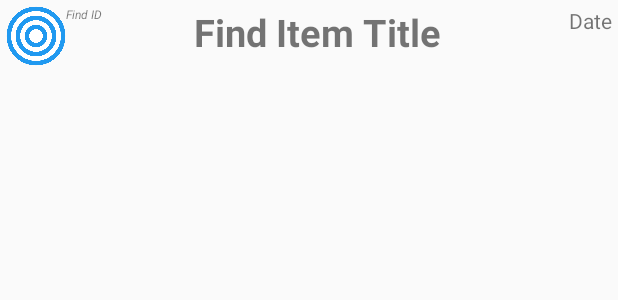
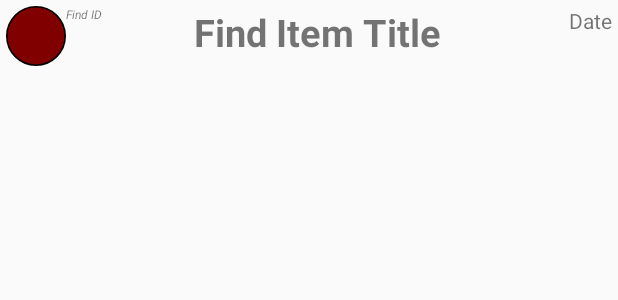
Before and after one commit to OurFriendIrony/MediaNotifier, an Android app: the layout find_item.xml on its own in the app's theme, with its tools: preview values and no code run, on a phone screen of 412 x 824 dp. Shown: the top 300 px of the screen. Run offline under Robolectric (Android 15) with nearby library versions, the phone set to English and light mode, and no system bars.

Commit message:
selecting item to put in DB changes 'button' colour

```diff
--- a/app/src/main/java/uk/co/ourfriendirony/medianotifier/activities/TVShowFindActivity.java
+++ b/app/src/main/java/uk/co/ourfriendirony/medianotifier/activities/TVShowFindActivity.java
@@ -1,9 +1,7 @@
 package uk.co.ourfriendirony.medianotifier.activities;
 
-import android.content.res.ColorStateList;
 import android.os.AsyncTask;
 import android.os.Bundle;
-import android.support.design.widget.FloatingActionButton;
 import android.support.v7.app.AppCompatActivity;
 import android.util.Log;
 import android.view.KeyEvent;
@@ -66,8 +64,8 @@ public class TVShowFindActivity extends AppCompatActivity {
                 TextView textViewID = (TextView) view.findViewById(R.id.find_item_id);
                 TextView textViewTitle = (TextView) view.findViewById(R.id.find_item_title);
                 new TVShowAddAsyncTask().execute(textViewID.getText().toString(), textViewTitle.getText().toString());
-//                FloatingActionButton imageView = (FloatingActionButton) view.findViewById(R.id.find_item_img);
-//                imageView.setBackgroundTintList(ColorStateList.valueOf(getResources().getColor(R.color.green)));
+                ImageView img = (ImageView) view.findViewById(R.id.find_item_img);
+                img.setImageDrawable(getResources().getDrawable(R.drawable.circle_on));
             }
         });
 
--- a/app/src/main/java/uk/co/ourfriendirony/medianotifier/listviewadapter/MovieListViewAdapter.java
+++ b/app/src/main/java/uk/co/ourfriendirony/medianotifier/listviewadapter/MovieListViewAdapter.java
@@ -54,7 +54,7 @@ public class MovieListViewAdapter extends ArrayAdapter {
         textView2.setText(year);
         textView3.setText(movie.getOverview());
         textView4.setText(String.valueOf(movie.getId()));
-        imageView.setImageResource(R.drawable.img_concentric);
+        imageView.setImageResource(R.drawable.circle_off);
         return view;
     }
 }
--- a/app/src/main/java/uk/co/ourfriendirony/medianotifier/listviewadapter/TVShowListViewAdapter.java
+++ b/app/src/main/java/uk/co/ourfriendirony/medianotifier/listviewadapter/TVShowListViewAdapter.java
@@ -59,7 +59,7 @@ public class TVShowListViewAdapter extends ArrayAdapter {
         textView2.setText(year);
         textView3.setText(tvShow.getOverview());
         textView4.setText(String.valueOf(tvShow.getId()));
-        imageView.setImageResource(R.drawable.img_concentric);
+        imageView.setImageResource(R.drawable.circle_off);
         return v;
     }
 }
--- /dev/null
+++ b/app/src/main/res/drawable/circle_off.xml
@@ -0,0 +1,13 @@
+<shape xmlns:android="http://schemas.android.com/apk/res/android"
+       android:shape="oval">
+    <size
+        android:width="50dp"
+        android:height="50dp"
+        />
+    <stroke
+        android:width="1dp"
+        android:color="@color/black"
+        />
+    <solid android:color="@color/maroon"
+        />
+</shape>
--- a/app/src/main/res/layout/find_item.xml
+++ b/app/src/main/res/layout/find_item.xml
@@ -17,16 +17,8 @@
             android:layout_width="40dp"
             android:layout_height="40dp"
             android:padding="0dp"
-            android:src="@drawable/img_concentric"
+            android:src="@drawable/circle_off"
             />
-        <!--<android.support.design.widget.FloatingActionButton-->
-            <!--android:id="@+id/find_item_img"-->
-            <!--android:layout_width="40dp"-->
-            <!--android:layout_height="40dp"-->
-            <!--android:backgroundTint="@color/grey"-->
-            <!--android:padding="0dp"-->
-            <!--app:borderWidth="0dp"-->
-            <!--/>-->
 
         <TextView
             android:id="@+id/find_item_id"
```
Also changed, not shown: app/src/main/res/drawable/circle_on.xml (added, +13 -0 lines), app/src/main/res/drawable/img_concentric.png (deleted), app/src/main/res/drawable/img_movie.png (deleted).
